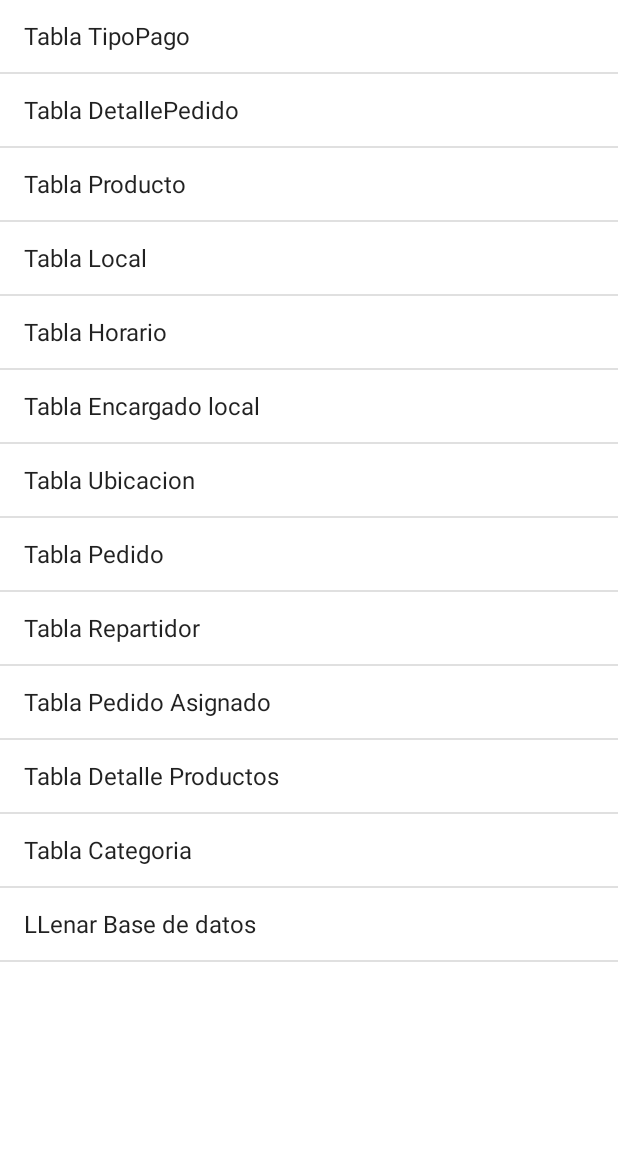
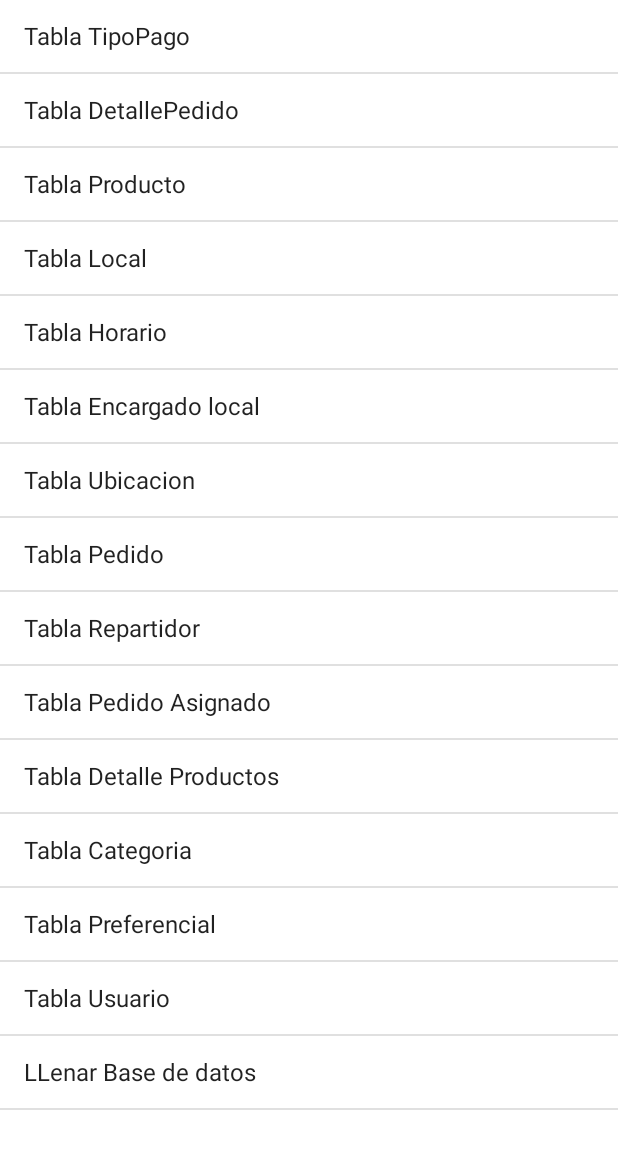
Before and after one commit to EDiaz2104/Proyecto1, an Android app: the screen it shows after launch (MainActivity), on a phone screen of 412 x 824 dp. Shown: the top 1149 px of the screen. Run offline under Robolectric (Android 15) with nearby library versions, the phone set to English and light mode, and no system bars.

Commit message:
añadido completamente las opciones del menu

```diff
--- a/app/src/main/AndroidManifest.xml
+++ b/app/src/main/AndroidManifest.xml
@@ -96,7 +96,7 @@
         </activity>
 
 
-        <activity android:name=".CategoriaEliminarActivity"></activity>
+        <activity android:name=".CategoriaEliminarActivity"/>
         <activity android:name=".CategoriaConsultarActivity" />
         <activity android:name=".CategoriaActualizarActivity" />
         <activity android:name=".CategoriaInsertarActivity" />
--- a/app/src/main/java/com/example/crud05/MainActivity.java
+++ b/app/src/main/java/com/example/crud05/MainActivity.java
@@ -9,8 +9,8 @@ import android.widget.ListView;
 import android.widget.Toast;
 
 public class MainActivity extends ListActivity {
-    String[] menu={"Tabla TipoPago","Tabla DetallePedido","Tabla Producto","Tabla Local","Tabla Horario","Tabla Encargado local","Tabla Ubicacion","Tabla Pedido","Tabla Repartidor","Tabla Pedido Asignado","Tabla Detalle Productos","Tabla Categoria","LLenar Base de datos"}; //No borrar el llenar base
-    String[] activities={"TipoPagoActivity","DetallePedidoActivity","ProductoActivity","LocalMenuActivity","HorarioMenuActivity","EncargadoLocalMenuActivity","UbicacionMenuActivity","PedidoMenuActivity","RepartidorMenuActivity","PedidoAsignadoMenuActivity","DetalleProductoCrudActivity","CategoriaMenuActivity"};
+    String[] menu={"Tabla TipoPago","Tabla DetallePedido","Tabla Producto","Tabla Local","Tabla Horario","Tabla Encargado local","Tabla Ubicacion","Tabla Pedido","Tabla Repartidor","Tabla Pedido Asignado","Tabla Detalle Productos","Tabla Categoria","Tabla Preferencial","Tabla Usuario","LLenar Base de datos"}; //No borrar el llenar base
+    String[] activities={"TipoPagoActivity","DetallePedidoActivity","ProductoActivity","LocalMenuActivity","HorarioMenuActivity","EncargadoLocalMenuActivity","UbicacionMenuActivity","PedidoMenuActivity","RepartidorMenuActivity","PedidoAsignadoMenuActivity","DetalleProductoCrudActivity","CategoriaMenuActivity","Menus.PreferencialMenuActivity","Menus.UsuarioMenuActivity"};
 
     @Override
     public void onCreate(Bundle savedInstanceState) {
--- a/app/src/main/java/com/example/crud05/Menus/PreferencialMenuActivity.java
+++ b/app/src/main/java/com/example/crud05/Menus/PreferencialMenuActivity.java
@@ -14,12 +14,12 @@ import com.example.crud05.R;
 
 public class PreferencialMenuActivity extends ListActivity {
     String[] menu={"Insertar Registro","Eliminar Registro","Consultar Registro", "Actualizar Registro"};
-    String[] activities={"PreferencialCreateActivity","PreferencialUpdateActivity","PreferencialReadActivity", "PreferencialDeleteActivity"};
+    String[] activities={"Preferencial.PreferencialCreateActivity","Preferencial.PreferencialUpdateActivity","Preferencial.PreferencialReadActivity", "Preferencial.PreferencialDeleteActivity"};
 
     @Override
     protected void onCreate(Bundle savedInstanceState) {
         super.onCreate(savedInstanceState);
-        setContentView(R.layout.activity_preferencial_menu);
+
         setListAdapter(new ArrayAdapter<String>(this, android.R.layout.simple_list_item_1, menu));
         ListView listView = getListView();
         //listView.setBackgroundColor(Color.rgb(64, 0, 128));
@@ -34,7 +34,7 @@ public class PreferencialMenuActivity extends ListActivity {
         String nombreValue = activities[position];
         //l.getChildAt(position).setBackgroundColor(Color.rgb(255, 128, 0));
         try {
-            Class<?> clase = Class.forName("com.example.crud05.Preferencial." + nombreValue);
+            Class<?> clase = Class.forName("com.example.crud05." + nombreValue);
             Intent inte = new Intent(this, clase);
             this.startActivity(inte);
         } catch (ClassNotFoundException e) {
--- a/app/src/main/java/com/example/crud05/Menus/UsuarioMenuActivity.java
+++ b/app/src/main/java/com/example/crud05/Menus/UsuarioMenuActivity.java
@@ -14,12 +14,12 @@ import com.example.crud05.R;
 
 public class UsuarioMenuActivity extends ListActivity {
     String[] menu={"Insertar Registro","Eliminar Registro","Consultar Registro", "Actualizar Registro"};
-    String[] activities={"UsuarioCreateActivity","UsuarioUpdateActivity","UsuarioReadActivity", "UsuarioDeleteActivity"};
+    String[] activities={"Usuario.UsuarioCreateActivity","Usuario.UsuarioUpdateActivity","Usuario.UsuarioReadActivity", "Usuario.UsuarioDeleteActivity"};
 
     @Override
     protected void onCreate(Bundle savedInstanceState) {
         super.onCreate(savedInstanceState);
-        setContentView(R.layout.activity_usuario_menu);
+
         setListAdapter(new ArrayAdapter<String>(this, android.R.layout.simple_list_item_1, menu));
         ListView listView = getListView();
         //listView.setBackgroundColor(Color.rgb(64, 0, 128));
@@ -34,7 +34,7 @@ public class UsuarioMenuActivity extends ListActivity {
         String nombreValue = activities[position];
         //l.getChildAt(position).setBackgroundColor(Color.rgb(255, 128, 0));
         try {
-            Class<?> clase = Class.forName("com.example.crud05.Usuario." + nombreValue);
+            Class<?> clase = Class.forName("com.example.crud05." + nombreValue);
             Intent inte = new Intent(this, clase);
             this.startActivity(inte);
         } catch (ClassNotFoundException e) {
```
